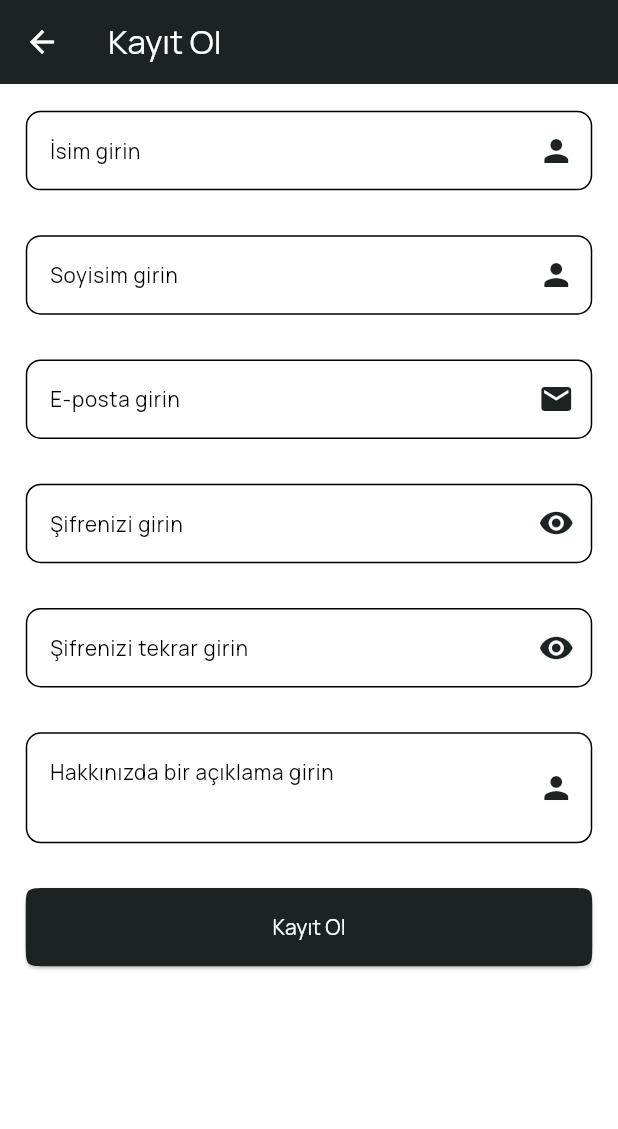
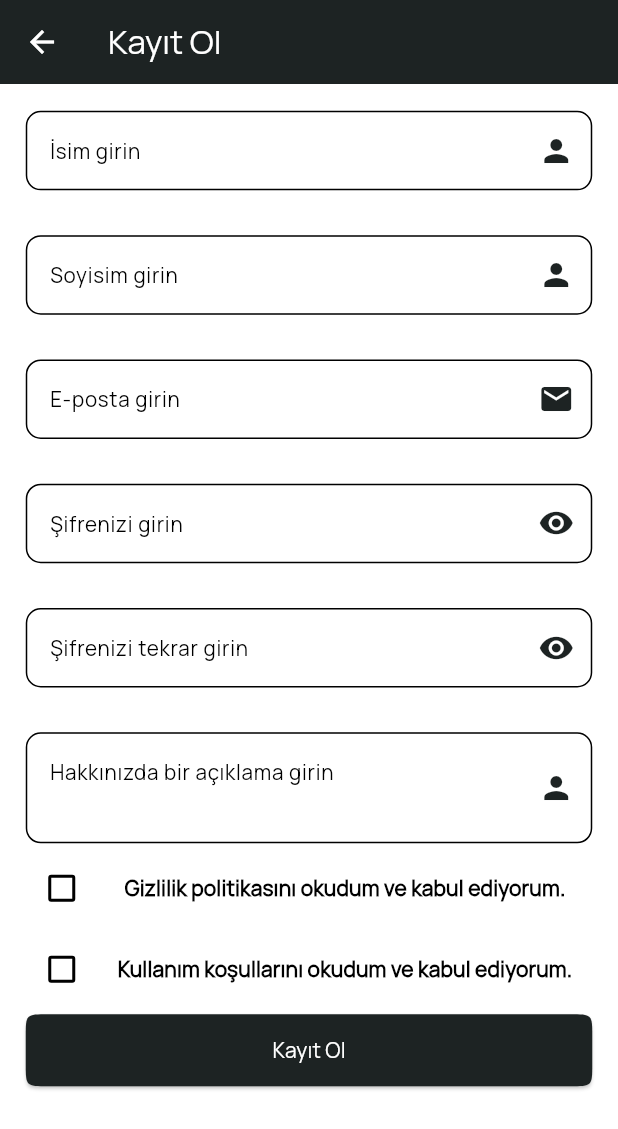
Before and after one commit to Omeralbayrak17/aral_mezunlar_mobile, a Flutter app: the RegisterView screen opened directly, on a phone screen of 412 x 824 dp. Shown: the top 1129 px of the screen. Run offline on Flutter 3.47's test engine with Material 2 defaults, Android fonts, the phone set to English and light mode, and no system bars; our stand-ins replace another_flushbar, cached_network_image, cloud_firestore, connectivity_plus, firebase_auth, firebase_core and 10 more; missing offline and left inert: whatsapp_unilink; accounts and stored records are empty; network calls fail.

Commit message:
Added TOS and Privacy Policy to the app.

```diff
--- /dev/null
+++ b/lib/constant/text_constants.dart
@@ -0,0 +1,33 @@
+import 'package:flutter/material.dart';
+
+class TextConstants{
+
+  static String termsOfServiceConstant = ''' Son güncellenme: 25/12/2023
+
+Sevgili ziyaretçimiz, lütfen Aral Mezunlar Derneği Mobil Uygulamamızı kullanmadan önce işbu kullanım koşulları sözleşmesini dikkatlice okuyunuz. Uygulamaya erişiminiz tamamen bu sözleşmeyi kabulünüze ve bu sözleşme ile belirlenen şartlara uymanıza bağlıdır. Şayet bu sözleşmede yazan herhangi bir koşulu kabul etmiyorsanız, lütfen uygulamaya erişiminizi sonlandırınız. Uygulamaya erişiminizi sürdürdüğünüz takdirde, koşulsuz ve kısıtlamasız olarak, işbu sözleşme metninin tamamını kabul ettiğinizin, tarafımızca varsayılacağını lütfen unutmayınız.
+
+Aral Mezunlar Derneği Mobil Uygulaması Aral Mezunları Derneği tarafından yönetilmekte olup, bundan sonra UYGULAMA olarak anılacaktır. İşbu siteye ilişkin Kullanım Koşulları, yayınlanmakla yürürlüğe girer. Değişiklik yapma hakkı, tek taraflı olarak UYGULAMA'ye aittir ve UYGULAMA üzerinden güncel olarak paylaşılacak olan bu değişiklikleri, tüm kullanıcılarımız baştan kabul etmiş sayılır.
+
+Gizlilik
+Gizlilik, ayrı bir sayfada, kişisel verilerinizin tarafımızca işlenmesinin esaslarını düzenlemek üzere mevcuttur. UYGULAMA'yi kullandığınız takdirde, bu verilerin işlenmesinin gizlilik politikasına uygun olarak gerçekleştiğini kabul edersiniz.
+
+Hizmet Kapsamı
+Aral Mezunları Derneği olarak, sunacağımız hizmetlerin kapsamını ve niteliğini, yasalar çerçevesinde belirlemekte tamamen serbest olup; hizmetlere ilişkin yapacağımız değişiklikler, UYGULAMA'de yayınlanmakla yürürlüğe girmiş sayılacaktır.
+
+Telif Hakları
+UYGULAMA'da yayınlanan tüm metin, kod, grafikler, logolar, resimler, ses dosyaları ve kullanılan yazılımın sahibi (bundan böyle ve daha sonra "içerik" olarak anılacaktır) Aral Mezunları Derneği olup, tüm hakları saklıdır. Yazılı izin olmaksızın site içeriğinin çoğaltılması veya kopyalanması kesinlikle yasaktır.
+
+Genel Hükümler
+Kullanıcıların tamamı, UYGULAMA'yu yalnızca hukuka uygun ve şahsi amaçlarla kullanacaklarını ve üçüncü kişinin haklarına tecavüz teşkil edecek nitelikteki herhangi bir faaliyette bulunmayacağını taahhüt eder. UYGULAMA dâhilinde yaptıkları işlem ve eylemlerindeki, hukuki ve cezai sorumlulukları kendilerine aittir. İşbu iş ve eylemler sebebiyle, üçüncü kişilerin uğradıkları veya uğrayabilecekleri zararlardan dolayı UYGULAMA'nın doğrudan ve/veya dolaylı hiçbir sorumluluğu yoktur.
+UYGULAMA'da mevcut bilgilerin doğruluk ve güncelliğini sağlamak için elimizden geleni yapmaktayız. Lakin gösterdiğimiz çabaya rağmen, bu bilgiler, fiili değişikliklerin gerisinde kalabilir, birtakım farklılıklar olabilir. Bu sebeple, site içerisinde yer alan bilgilerin doğruluğu ve güncelliği ile ilgili tarafımızca, açık veya zımni, herhangi bir garanti verilmemekte, hiçbir taahhütte bulunulmamaktadır.
+UYGULAMA'da üçüncü şahıslar tarafından işletilen ve içerikleri tarafımızca bilinmeyen diğer web sitelerine, uygulamalara ve platformlara köprüler (hyperlink) bulunabilir. UYGULAMA, işlevsellik yalnızca bu sitelere ulaşımı sağlamakta olup, içerikleri ile ilgili hiçbir sorumluluk kabul etmemekteyiz.
+UYGULAMA'yı virüslerden temizlenmiş tutmak konusunda elimizden geleni yapsak da, virüslerin tamamen bulunmadığı garantisini vermemekteyiz. Bu nedenle veri indirirken, virüslere karşı gerekli önlemi almak, kullanıcıların sorumluluğundadır. Virüs vb. kötü amaçlı programlar, kodlar veya materyallerin sebep olabileceği zararlardan dolayı sorumluluk kabul etmemekteyiz.
+UYGULAMA'da sunulan hizmetlerde, kusur veya hata olmayacağına ya da kesintisiz hizmet verileceğine dair garanti vermemekteyiz. UYGULAMA'ya ve sitenin hizmetlerine veya herhangi bir bölümüne olan erişiminizi önceden bildirmeksizin herhangi bir zamanda sonlandırabiliriz.
+Sorumluluğun Sınırlandırılması
+UYGULAMA'nın kullanımından doğan zararlara ilişkin sorumluluğumuz, kast ve ağır ihmal ile sınırlıdır. Sözleşmenin ihlalinden doğan zararlarda, talep edilebilecek toplam tazminat, öngörülebilir hasarlar ile sınırlıdır. Yukarıda bahsedilen sorumluluk sınırlamaları aynı zamanda insan hayatına, bedeni yaralanmaya veya bir kişinin sağlığına gelebilecek zararlar durumunda geçerli değildir. Hukuken mücbir sebep sayılan tüm durumlarda, gecikme, ifa etmeme veya temerrütten dolayı, herhangi bir tazminat yükümlülüğümüz doğmayacaktır.
+
+Uyuşmazlık Çözümü: İşbu Sözleşme'nin uygulanmasından veya yorumlanmasından doğacak her türlü uyuşmazlığın çözümünde, Türkiye Cumhuriyeti yasaları uygulanır; İstanbul Adliyesi Mahkemeleri ve İcra Daireleri yetkilidir.
+
+ ''';
+
+}
--- a/lib/view/register/register_view.dart
+++ b/lib/view/register/register_view.dart
@@ -1,9 +1,12 @@
+import 'package:aral_mezunlar_mobile/view/privacy_policy/privacy_policy_view.dart';
 import 'package:firebase_auth/firebase_auth.dart';
 import 'package:flutter/material.dart';
 import 'package:cloud_firestore/cloud_firestore.dart';
 import 'package:flutter_screenutil/flutter_screenutil.dart';
 
 import '../../constant/color_constants.dart';
+import '../../extension/navigator_extension.dart';
+import '../terms_of_use/terms_of_use_view.dart';
 
 class RegisterView extends StatefulWidget {
   const RegisterView({Key? key}) : super(key: key);
@@ -26,6 +29,9 @@ class _RegisterViewState extends State<RegisterView> {
   bool _isSecure = true;
   bool _isConfirmSecure = true;
   String? errorMessage = " ";
+  bool _isChecked = false;
+  bool _isCheckedTOS = false;
+
 
   final formKey = GlobalKey<FormState>();
 
@@ -271,6 +277,48 @@ class _RegisterViewState extends State<RegisterView> {
             : const Icon(Icons.visibility_off));
   }
 
+  Widget _checkPrivacyPolicy(){
+    return Column(
+      crossAxisAlignment: CrossAxisAlignment.start,
+      children: [
+        Row(
+          children: [
+            Checkbox(
+              value: _isChecked,
+              onChanged: (bool? value) {
+                setState(() {
+                  _isChecked = value!;
+                });
+              },
+            ),
+            Expanded(child: TextButton(onPressed: (){Navigator.push(context, NavigatorExtension.expandFromEdgeAnimation(const PrivacyPolicyView(), Alignment.bottomRight));}, child: Text('Gizlilik politikasını okudum ve kabul ediyorum.', style: Theme.of(context).textTheme.titleSmall,))),
+          ],
+        ),
+      ],
+    );
+  }
+
+  Widget _checkTermsOfUse(){
+    return Column(
+      crossAxisAlignment: CrossAxisAlignment.start,
+      children: [
+        Row(
+          children: [
+            Checkbox(
+              value: _isCheckedTOS,
+              onChanged: (bool? value) {
+                setState(() {
+                  _isCheckedTOS = value!;
+                });
+              },
+            ),
+            Expanded(child: TextButton(onPressed: (){Navigator.push(context, NavigatorExtension.expandFromEdgeAnimation(const TermsOfUseView(), Alignment.bottomRight));}, child: Text('Kullanım koşullarını okudum ve kabul ediyorum.', style: Theme.of(context).textTheme.titleSmall,))),
+          ],
+        ),
+      ],
+    );
+  }
+
 
   Widget _submitButton() {
     return Row(
@@ -280,23 +328,22 @@ class _RegisterViewState extends State<RegisterView> {
             style: ElevatedButton.styleFrom(
               backgroundColor: ColorConstants.primaryButtonColor,
               shape: ContinuousRectangleBorder(
-                        borderRadius: BorderRadius.circular(15))),
+                borderRadius: BorderRadius.circular(15),
+              ),
+            ),
             onPressed: () async {
-                  if (_controllerPassword.text ==
-                      _controllerConfirmPassword.text) {
+              if ((_isChecked && _isCheckedTOS)) {
+                if (_controllerPassword.text == _controllerConfirmPassword.text) {
                   if (formKey.currentState!.validate()) {
                     try {
-                        UserCredential authResult = await FirebaseAuth.instance
-                            .createUserWithEmailAndPassword(
+                      UserCredential authResult = await FirebaseAuth.instance.createUserWithEmailAndPassword(
                         email: _controllerEmail.text,
-                                password: _controllerPassword.text);
+                        password: _controllerPassword.text,
+                      );
                       String uid = authResult.user!.uid;
 
                       if (mounted) {
-                          await FirebaseFirestore.instance
-                              .collection('users')
-                              .doc(uid)
-                              .set({
+                        await FirebaseFirestore.instance.collection('users').doc(uid).set({
                           'name': _controllerName.text,
                           'surname': _controllerSurname.text,
                           'email': _controllerEmail.text,
@@ -308,16 +355,13 @@ class _RegisterViewState extends State<RegisterView> {
                           'likes': [],
                           'createdAt': FieldValue.serverTimestamp(),
                         }).then((value) {
-                            // İşlem tamamlandığında loading ekranını kapat
                           Navigator.pop(context);
-                            // Ana menü sayfasına yönlendir
                         });
                       }
                     } on FirebaseAuthException catch (e) {
                       if (e.code == 'weak-password') {
                         setState(() {
-                            errorMessage =
-                                "Şifreniz en az 6 karakterden oluşmalıdır..";
+                          errorMessage = "Şifreniz en az 6 karakterden oluşmalıdır..";
                         });
                       } else if (e.code == 'email-already-in-use') {
                         setState(() {
@@ -325,8 +369,7 @@ class _RegisterViewState extends State<RegisterView> {
                         });
                       } else {
                         setState(() {
-                            errorMessage =
-                                "Bir problem oluştu. Lütfen uygulamayı kapatıp tekrar deneyin.";
+                          errorMessage = "Bir problem oluştu. Lütfen uygulamayı kapatıp tekrar deneyin.";
                         });
                       }
                     }
@@ -336,14 +379,21 @@ class _RegisterViewState extends State<RegisterView> {
                     errorMessage = "Şifreleriniz uyuşmamaktadır.";
                   });
                 }
+              } else {
+                setState(() {
+                  errorMessage = "Lütfen gizlilik politikasını ve kullanım koşullarını kabul edin.";
+                });
+              }
             },
-                child: Padding(
-                  padding: EdgeInsets.all(14.w),
-                  child: const Text(
+            child: const Padding(
+              padding: EdgeInsets.all(14),
+              child: Text(
                 "Kayıt Ol",
                 style: TextStyle(color: Colors.white),
               ),
-                ))),
+            ),
+          ),
+        ),
       ],
     );
   }
@@ -383,7 +433,7 @@ class _RegisterViewState extends State<RegisterView> {
               body: SizedBox(
                 height: ScreenUtil().screenHeight,
                 child: SingleChildScrollView(
-                  physics: const BouncingScrollPhysics(),
+                  physics: const AlwaysScrollableScrollPhysics(),
                   scrollDirection: Axis.vertical,
                   child: Padding(
                     padding:
@@ -417,7 +467,15 @@ class _RegisterViewState extends State<RegisterView> {
                           _aboutEntryField(
                               "Hakkınızda bir açıklama girin", _controllerAbout),
                           SizedBox(
-                            height: 25.h,
+                            height: 5.h,
+                          ),
+                          _checkPrivacyPolicy(),
+                          SizedBox(
+                            height: 5.h,
+                          ),
+                          _checkTermsOfUse(),
+                          SizedBox(
+                            height: 5.h,
                           ),
                           _submitButton(),
                           Text(errorMessage!,style: TextStyle(color: Colors.black, fontSize: 18.sp),),
```
Also changed, not shown: lib/view/privacy_policy/privacy_policy_view.dart (added, +138 -0 lines), lib/view/terms_of_use/terms_of_use_view.dart (added, +42 -0 lines). Lines whose indentation alone changed are shown as unchanged.
